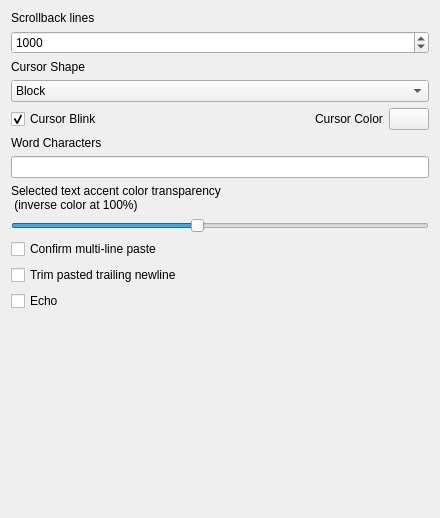
QQxiaoming/quardCRT, file src/globaloptions/globaloptionsterminalwidget.ui: the form before one commit.
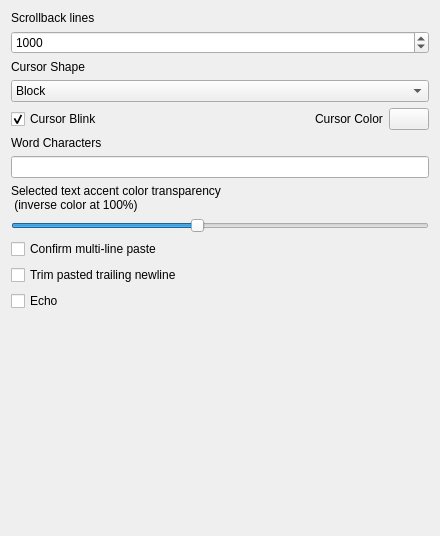
The form after the commit.

The edit to the form file:
```diff
--- a/src/globaloptions/globaloptionsterminalwidget.ui
+++ b/src/globaloptions/globaloptionsterminalwidget.ui
@@ -7,7 +7,7 @@
     <x>0</x>
     <y>0</y>
     <width>440</width>
-    <height>518</height>
+    <height>536</height>
    </rect>
   </property>
   <property name="sizePolicy">
```
